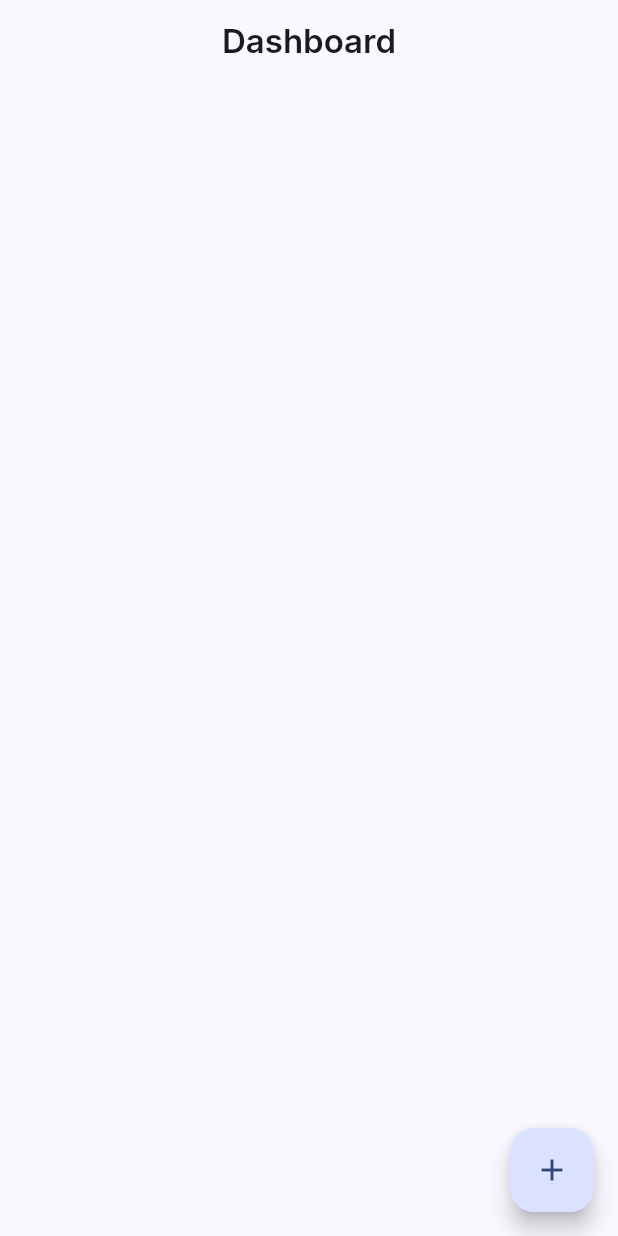
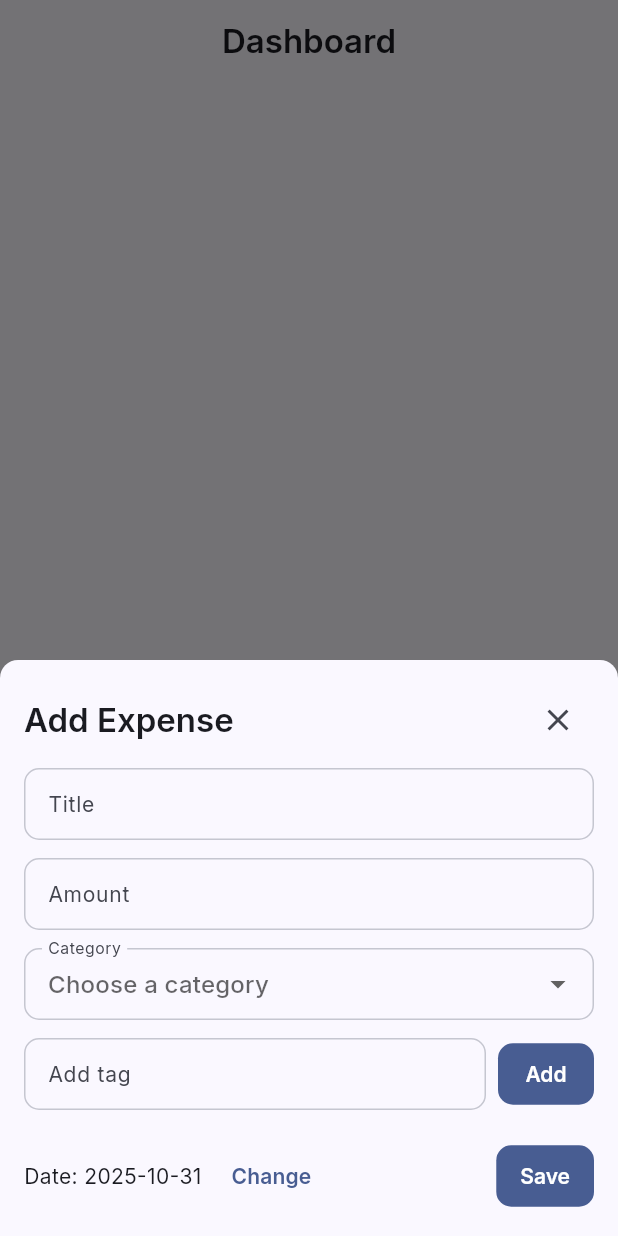
Before and after one commit to shashiben/expense-tracker, a Flutter app: the screen it shows after launch, after a tap on the "add" icon, on a phone screen of 412 x 824 dp. Run offline on Flutter 3.47's test engine with Material 3 defaults, Android fonts, the phone set to English and light mode, and no system bars; our stand-ins replace google_fonts, hive_ce, hive_ce_flutter, stacked, stacked_services, stacked_shared; accounts and stored records are empty.

Commit message:
feat(ui): add bottom sheet for adding expenses

```diff
--- /dev/null
+++ b/lib/core/services/bottom_sheet.service.dart
@@ -0,0 +1,15 @@
+import 'package:expense_tracker/app/app.locator.dart';
+import 'package:expense_tracker/ui/bottom_sheets/add_expense/add_expense_sheet.dart';
+import 'package:stacked_services/stacked_services.dart';
+
+enum BottomSheetType { addExpense }
+
+void setUpBottomSheetUi() {
+  final BottomSheetService bottomSheetService = locator<BottomSheetService>();
+  final builders = {
+    BottomSheetType.addExpense:
+        (context, SheetRequest<dynamic> sheetRequest, completer) =>
+            AddExpenseSheetBody(request: sheetRequest, completer: completer),
+  };
+  bottomSheetService.setCustomSheetBuilders(builders);
+}
--- a/lib/core/services/init_service.dart
+++ b/lib/core/services/init_service.dart
@@ -2,6 +2,8 @@ import 'package:expense_tracker/app/app.locator.dart';
 import 'package:flutter/widgets.dart';
 import 'package:hive_ce_flutter/hive_flutter.dart';
 import 'package:expense_tracker/data/models/expense.dart';
+
+import 'bottom_sheet.service.dart';
 
 Future<void> initAppServices() async {
   WidgetsFlutterBinding.ensureInitialized();
@@ -9,4 +11,5 @@ Future<void> initAppServices() async {
   Hive.registerAdapter(ExpenseModelAdapter());
   await Hive.openBox<ExpenseModel>('expenses');
   await setupLocator();
+  setUpBottomSheetUi();
 }
--- a/lib/main.dart
+++ b/lib/main.dart
@@ -1,6 +1,7 @@
 import 'package:expense_tracker/app/app.router.dart';
 import 'package:expense_tracker/app/app.theme.dart';
 import 'package:flutter/material.dart';
+import 'package:stacked_services/stacked_services.dart';
 
 import 'core/services/init_service.dart';
 
@@ -17,6 +18,7 @@ class MyApp extends StatelessWidget {
     return MaterialApp(
       title: 'Expense Tracker',
       theme: lightThemeData,
+      navigatorKey: StackedService.navigatorKey,
       initialRoute: Routes.dashboardScreen,
       onGenerateRoute: StackedRouter().onGenerateRoute,
     );
--- /dev/null
+++ b/lib/ui/bottom_sheets/add_expense/add_expense_sheet.dart
@@ -0,0 +1,188 @@
+import 'package:expense_tracker/data/models/expense.dart';
+import 'package:expense_tracker/ui/utils/validation_utils.dart';
+import 'package:flutter/material.dart';
+import 'package:stacked/stacked.dart';
+import 'package:stacked_services/stacked_services.dart';
+
+import 'add_expense_sheet_model.dart';
+
+class AddExpenseSheetBody extends StackedView<AddExpenseSheetModel> {
+  final SheetRequest<dynamic> request;
+  final void Function(SheetResponse<dynamic> response) completer;
+  const AddExpenseSheetBody({
+    super.key,
+    required this.request,
+    required this.completer,
+  });
+
+  @override
+  Widget builder(
+    BuildContext context,
+    AddExpenseSheetModel viewModel,
+    Widget? child,
+  ) {
+    final viewInsets = MediaQuery.of(context).viewInsets;
+    final theme = Theme.of(context);
+
+    return Material(
+      borderRadius: BorderRadius.only(
+        topLeft: Radius.circular(12),
+        topRight: Radius.circular(12),
+      ),
+      child: Padding(
+        padding: EdgeInsets.only(
+          left: 16,
+          right: 16,
+          top: 16,
+          bottom: 16 + viewInsets.bottom,
+        ),
+        child: Form(
+          key: viewModel.formKey,
+          child: Column(
+            mainAxisSize: MainAxisSize.min,
+            crossAxisAlignment: CrossAxisAlignment.start,
+            children: [
+              Row(
+                children: [
+                  Text('Add Expense', style: theme.textTheme.titleLarge),
+                  const Spacer(),
+                  IconButton(
+                    icon: const Icon(Icons.close),
+                    onPressed: () => completer(SheetResponse(confirmed: false)),
+                  ),
+                ],
+              ),
+              const SizedBox(height: 8),
+              TextFormField(
+                controller: viewModel.titleController,
+                decoration: const InputDecoration(
+                  labelText: 'Title',
+                  hintText: 'e.g., Lunch, Taxi, Groceries',
+                ),
+                validator: (v) =>
+                    ValidationUtils.nonEmpty(v, fieldName: 'Title'),
+              ),
+              const SizedBox(height: 12),
+              TextFormField(
+                controller: viewModel.amountController,
+                decoration: const InputDecoration(
+                  labelText: 'Amount',
+                  hintText: 'e.g., 12.50',
+                ),
+                keyboardType: const TextInputType.numberWithOptions(
+                  decimal: true,
+                ),
+                validator: (v) =>
+                    ValidationUtils.positiveNumber(v, fieldName: 'Amount'),
+              ),
+              const SizedBox(height: 12),
+              DropdownButtonFormField<String>(
+                value: viewModel.selectedCategory,
+                items: viewModel.categories
+                    .map(
+                      (c) => DropdownMenuItem<String>(value: c, child: Text(c)),
+                    )
+                    .toList(),
+                onChanged: viewModel.setCategory,
+                decoration: const InputDecoration(
+                  labelText: 'Category',
+                  hintText: 'Choose a category',
+                ),
+                validator: (v) =>
+                    ValidationUtils.nonNull(v, fieldName: 'Category'),
+              ),
+              const SizedBox(height: 12),
+              Row(
+                children: [
+                  Expanded(
+                    child: TextFormField(
+                      controller: viewModel.tagController,
+                      decoration: const InputDecoration(
+                        labelText: 'Add tag',
+                        hintText: 'e.g., office, weekend',
+                      ),
+                      onFieldSubmitted: (_) => viewModel.addTag(),
+                    ),
+                  ),
+                  const SizedBox(width: 8),
+                  ElevatedButton(
+                    onPressed: viewModel.addTag,
+                    child: const Text('Add'),
+                  ),
+                ],
+              ),
+              const SizedBox(height: 8),
+              Wrap(
+                spacing: 6,
+                runSpacing: -6,
+                children: viewModel.tags
+                    .map(
+                      (t) => Chip(
+                        label: Text(t),
+                        onDeleted: () => viewModel.removeTag(t),
+                      ),
+                    )
+                    .toList(),
+              ),
+              const SizedBox(height: 12),
+              Row(
+                children: [
+                  Text(
+                    'Date: ${_formatDate(viewModel.selectedDate)}',
+                    style: theme.textTheme.bodyMedium,
+                  ),
+                  const SizedBox(width: 8),
+                  TextButton(
+                    onPressed: () async {
+                      final now = DateTime.now();
+                      final picked = await showDatePicker(
+                        context: context,
+                        initialDate: viewModel.selectedDate,
+                        firstDate: DateTime(now.year - 5),
+                        lastDate: DateTime(now.year + 5),
+                      );
+                      if (picked != null) viewModel.setDate(picked);
+                    },
+                    child: const Text('Change'),
+                  ),
+                  const Spacer(),
+                  ElevatedButton(
+                    onPressed: () {
+                      final valid =
+                          viewModel.formKey.currentState?.validate() ?? false;
+                      if (!valid) return;
+                      final amount = double.parse(
+                        viewModel.amountController.text.trim(),
+                      );
+                      final expense = ExpenseModel(
+                        date: viewModel.selectedDate,
+                        amount: amount,
+                        category: viewModel.selectedCategory!,
+                        title: viewModel.titleController.text.trim(),
+                        tags: List<String>.from(viewModel.tags),
+                      );
+                      completer(SheetResponse(confirmed: true, data: expense));
+                    },
+                    child: const Text('Save'),
+                  ),
+                ],
+              ),
+            ],
+          ),
+        ),
+      ),
+    );
+  }
+
+  String _formatDate(DateTime d) {
+    final y = d.year.toString().padLeft(4, '0');
+    final m = d.month.toString().padLeft(2, '0');
+    final day = d.day.toString().padLeft(2, '0');
+    return '$y-$m-$day';
+  }
+
+  @override
+  AddExpenseSheetModel viewModelBuilder(BuildContext context) {
+    return AddExpenseSheetModel();
+  }
+}
--- /dev/null
+++ b/lib/ui/bottom_sheets/add_expense/add_expense_sheet_model.dart
@@ -0,0 +1,58 @@
+import 'package:flutter/material.dart';
+import 'package:stacked/stacked.dart';
+
+class AddExpenseSheetModel extends BaseViewModel {
+  final formKey = GlobalKey<FormState>();
+
+  final titleController = TextEditingController();
+  final amountController = TextEditingController();
+  final tagController = TextEditingController();
+
+  final List<String> tags = <String>[];
+  DateTime selectedDate = DateTime.now();
+
+  final List<String> categories = const <String>[
+    'Food',
+    'Travel',
+    'Bills',
+    'Shopping',
+    'Entertainment',
+    'Health',
+    'Other',
+  ];
+
+  String? selectedCategory;
+
+  void addTag() {
+    final raw = tagController.text.trim();
+    if (raw.isEmpty) return;
+    if (!tags.contains(raw)) {
+      tags.add(raw);
+      notifyListeners();
+    }
+    tagController.clear();
+  }
+
+  void removeTag(String tag) {
+    tags.remove(tag);
+    notifyListeners();
+  }
+
+  void setDate(DateTime date) {
+    selectedDate = date;
+    notifyListeners();
+  }
+
+  void setCategory(String? category) {
+    selectedCategory = category;
+    notifyListeners();
+  }
+
+  @override
+  void dispose() {
+    titleController.dispose();
+    amountController.dispose();
+    tagController.dispose();
+    super.dispose();
+  }
+}
--- a/lib/ui/screens/dashboard/dashboard.screen.dart
+++ b/lib/ui/screens/dashboard/dashboard.screen.dart
@@ -13,15 +13,14 @@ class DashboardScreen extends StackedView<DashboardViewModel> {
   ) {
     return Scaffold(
       appBar: AppBar(title: Text("Dashboard"), centerTitle: true),
-      body: SingleChildScrollView(
-        child: Column(
-          children: [
+      body: SingleChildScrollView(child: Column(children: [
 
           ],
-        ),
-      ),
+        )),
       floatingActionButton: FloatingActionButton(
-        onPressed: () {},
+        onPressed: () {
+          viewModel.showAddExpenseSheet();
+        },
         child: Icon(Icons.add),
       ),
     );
--- a/lib/ui/screens/dashboard/dashboard.view_model.dart
+++ b/lib/ui/screens/dashboard/dashboard.view_model.dart
@@ -1,5 +1,13 @@
+import 'package:expense_tracker/app/app.locator.dart';
+import 'package:expense_tracker/core/services/bottom_sheet.service.dart';
 import 'package:stacked/stacked.dart';
+import 'package:stacked_services/stacked_services.dart';
 
-class DashboardViewModel extends BaseViewModel{
-
+class DashboardViewModel extends BaseViewModel {
+  final BottomSheetService _bottomSheetService = locator<BottomSheetService>();
+  Future<void> showAddExpenseSheet() async {
+    await _bottomSheetService.showCustomSheet(
+      variant: BottomSheetType.addExpense,
+    );
+  }
 }
--- /dev/null
+++ b/lib/ui/utils/validation_utils.dart
@@ -0,0 +1,18 @@
+class ValidationUtils {
+  static String? nonEmpty(String? value, {String fieldName = 'Field'}) {
+    if (value == null || value.trim().isEmpty) return '$fieldName is required';
+    return null;
+  }
+
+  static String? positiveNumber(String? value, {String fieldName = 'Amount'}) {
+    if (value == null || value.trim().isEmpty) return '$fieldName is required';
+    final parsed = double.tryParse(value.trim());
+    if (parsed == null || parsed <= 0) return 'Enter a valid $fieldName';
+    return null;
+  }
+
+  static String? nonNull<T>(T? value, {String fieldName = 'Field'}) {
+    if (value == null) return '$fieldName is required';
+    return null;
+  }
+}
```
